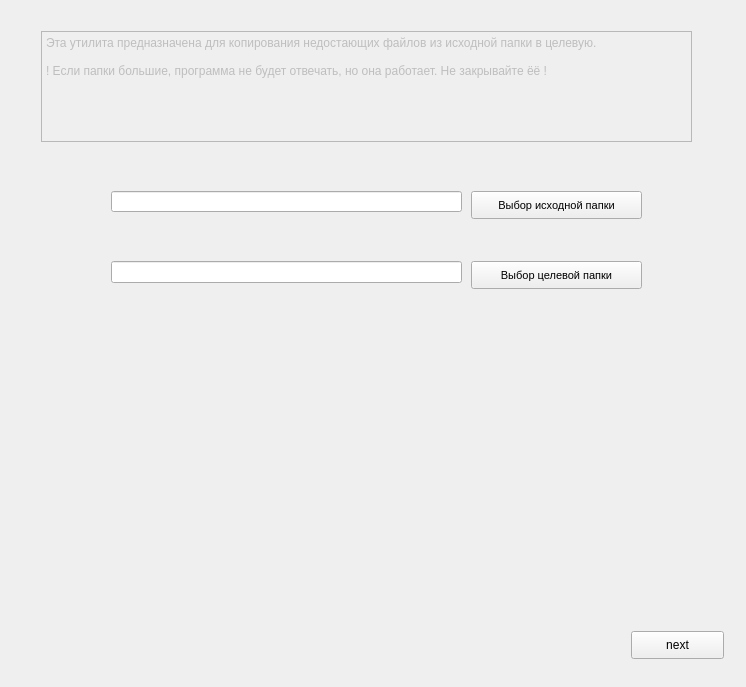
Above: v0.2.ui from Kiruha01/CopyDir before the change. Below: the same form after it.
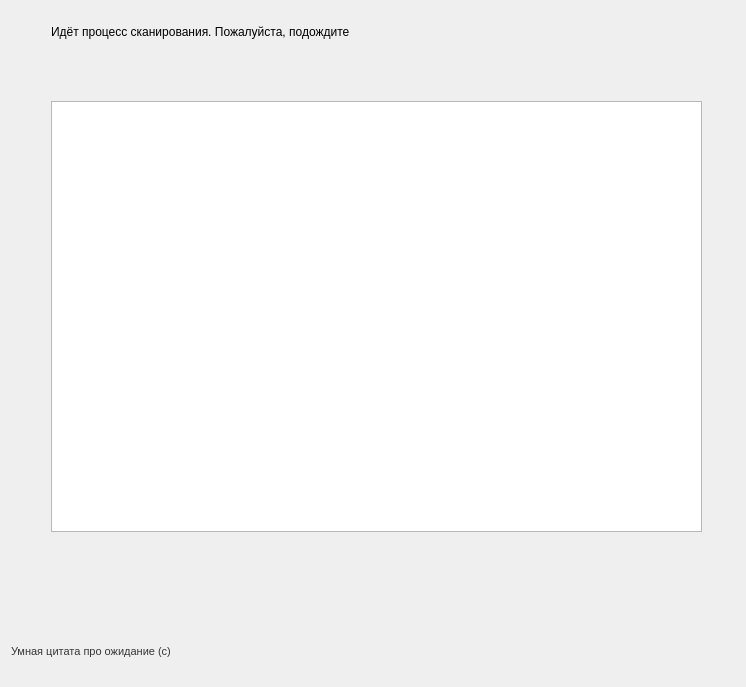
That is the form after the change. The open tabs and pages were chosen to show the change.

What changed in the file:
```diff
--- a/v0.2.ui
+++ b/v0.2.ui
@@ -132,7 +132,59 @@
      <property name="plainText">
       <string>Эта утилита предназначена для копирования недостающих файлов из исходной папки в целевую.
 
-! Если папки большие, программа не будет отвечать, но она работает. Не закрывайте ёё !</string>
+</string>
+     </property>
+    </widget>
+   </widget>
+   <widget class="QWidget" name="page_3">
+    <widget class="QPlainTextEdit" name="logging">
+     <property name="enabled">
+      <bool>true</bool>
+     </property>
+     <property name="geometry">
+      <rect>
+       <x>40</x>
+       <y>90</y>
+       <width>651</width>
+       <height>431</height>
+      </rect>
+     </property>
+     <property name="readOnly">
+      <bool>true</bool>
+     </property>
+    </widget>
+    <widget class="QLabel" name="label_2">
+     <property name="geometry">
+      <rect>
+       <x>40</x>
+       <y>10</y>
+       <width>381</width>
+       <height>21</height>
+      </rect>
+     </property>
+     <property name="text">
+      <string>Идёт процесс сканирования. Пожалуйста, подождите</string>
+     </property>
+    </widget>
+    <widget class="QLabel" name="say">
+     <property name="geometry">
+      <rect>
+       <x>0</x>
+       <y>630</y>
+       <width>631</width>
+       <height>21</height>
+      </rect>
+     </property>
+     <property name="font">
+      <font>
+       <pointsize>8</pointsize>
+      </font>
+     </property>
+     <property name="styleSheet">
+      <string notr="true">color: rgb(54, 54, 54);</string>
+     </property>
+     <property name="text">
+      <string>Умная цитата про ожидание (с)</string>
      </property>
     </widget>
    </widget>
```
Left out of the diff: 18 changed lines with no effect on the pictures.
